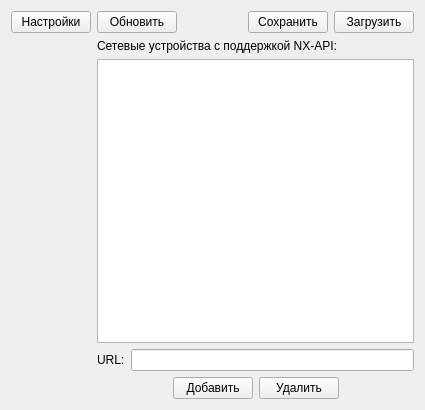
Above: src/VMTD/VMTD/VMTDControllerForm.ui from ekushko/qt-vxlan-mtd-old before the change. Below: the same form after it.
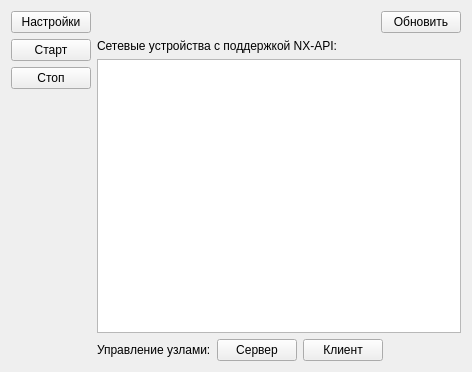
That is the form after the change.

Commit message: Запуск как сервер и как клиент

```diff
--- a/src/VMTD/VMTD/VMTDControllerForm.ui
+++ b/src/VMTD/VMTD/VMTDControllerForm.ui
@@ -6,8 +6,8 @@
    <rect>
     <x>0</x>
     <y>0</y>
-    <width>425</width>
-    <height>410</height>
+    <width>472</width>
+    <height>372</height>
    </rect>
   </property>
   <property name="windowTitle">
@@ -23,6 +23,20 @@
        </property>
       </widget>
      </item>
+     <item>
+      <widget class="QPushButton" name="pbStartController">
+       <property name="text">
+        <string>Старт</string>
+       </property>
+      </widget>
+     </item>
+     <item>
+      <widget class="QPushButton" name="pbStopController">
+       <property name="text">
+        <string>Стоп</string>
+       </property>
+      </widget>
+     </item>
      <item>
       <spacer name="_2">
        <property name="orientation">
@@ -42,6 +56,19 @@
     <layout class="QVBoxLayout" name="_3">
      <item>
       <layout class="QHBoxLayout" name="_4">
+       <item>
+        <spacer name="_5">
+         <property name="orientation">
+          <enum>Qt::Horizontal</enum>
+         </property>
+         <property name="sizeHint" stdset="0">
+          <size>
+           <width>40</width>
+           <height>20</height>
+          </size>
+         </property>
+        </spacer>
+       </item>
        <item>
         <widget class="QPushButton" name="pbRefresh">
          <property name="text">
@@ -49,33 +76,6 @@
          </property>
         </widget>
        </item>
-       <item>
-        <spacer name="_5">
-         <property name="orientation">
-          <enum>Qt::Horizontal</enum>
-         </property>
-         <property name="sizeHint" stdset="0">
-          <size>
-           <width>40</width>
-           <height>20</height>
-          </size>
-         </property>
-        </spacer>
-       </item>
-       <item>
-        <widget class="QPushButton" name="pbSave">
-         <property name="text">
-          <string>Сохранить</string>
-         </property>
-        </widget>
-       </item>
-       <item>
-        <widget class="QPushButton" name="pbLoad">
-         <property name="text">
-          <string>Загрузить</string>
-         </property>
-        </widget>
-       </item>
       </layout>
      </item>
      <item>
@@ -88,46 +88,26 @@
      <item>
       <widget class="QListWidget" name="lwNxApiAdapters"/>
      </item>
-     <item>
-      <layout class="QHBoxLayout" name="_9">
-       <item>
-        <widget class="QLabel" name="_10">
-         <property name="text">
-          <string>URL:</string>
-         </property>
-        </widget>
-       </item>
-       <item>
-        <widget class="QLineEdit" name="leUrl"/>
-       </item>
-      </layout>
-     </item>
      <item>
       <layout class="QHBoxLayout" name="_6">
        <item>
-        <spacer name="_7">
-         <property name="orientation">
-          <enum>Qt::Horizontal</enum>
+        <widget class="QLabel" name="_7">
+         <property name="text">
+          <string>Управление узлами:</string>
          </property>
-         <property name="sizeHint" stdset="0">
-          <size>
-           <width>40</width>
-           <height>20</height>
-          </size>
-         </property>
-        </spacer>
+        </widget>
        </item>
        <item>
         <widget class="QPushButton" name="pbCreateNxApiAdapter">
          <property name="text">
-          <string>Добавить</string>
+          <string>Сервер</string>
          </property>
         </widget>
        </item>
        <item>
         <widget class="QPushButton" name="pbDeleteNxApiAdapter">
          <property name="text">
-          <string>Удалить</string>
+          <string>Клиент</string>
          </property>
         </widget>
        </item>
```
Left out of the diff: 4 changed lines with no effect on the pictures. The commit also changes 21 other files.
